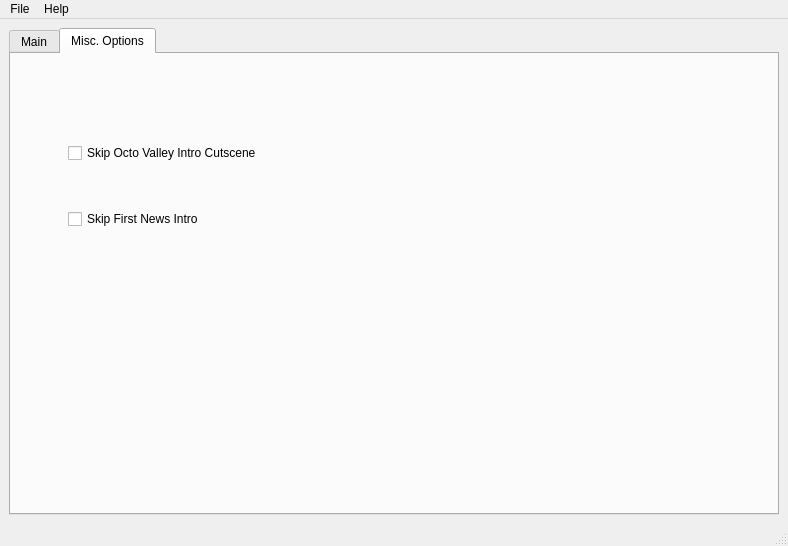
Old version of the form mainUI.ui in the repository techmuse8/Octo-Valley-Randomizer.
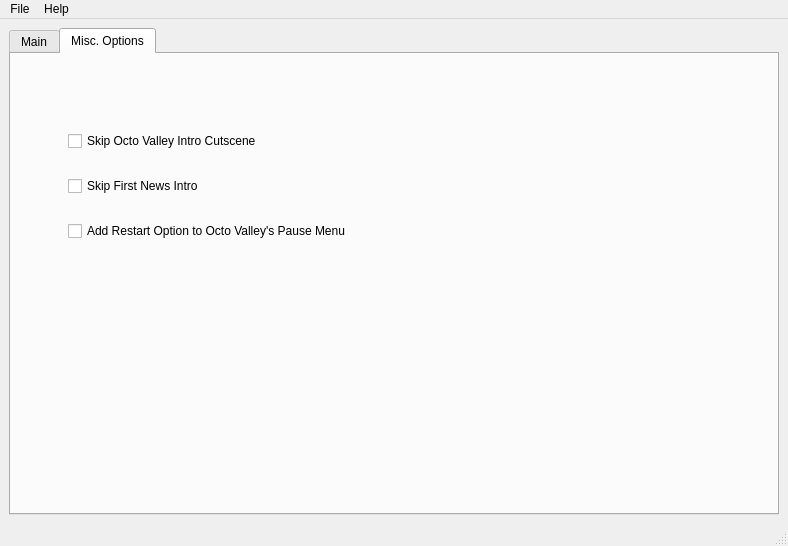
New version of the form. The open tabs and pages were chosen to show the change.

Commit message: Add Octo Valley restart option and misc logging

What changed in the file:
```diff
--- a/mainUI.ui
+++ b/mainUI.ui
@@ -310,6 +310,9 @@
        <layout class="QVBoxLayout" name="verticalLayout_4">
         <item>
          <layout class="QVBoxLayout" name="verticalLayout_3">
+          <property name="spacing">
+           <number>25</number>
+          </property>
           <property name="leftMargin">
            <number>48</number>
           </property>
@@ -320,22 +323,6 @@
             </property>
            </widget>
           </item>
-          <item>
-           <spacer name="verticalSpacer_2">
-            <property name="orientation">
-             <enum>Qt::Vertical</enum>
-            </property>
-            <property name="sizeType">
-             <enum>QSizePolicy::Fixed</enum>
-            </property>
-            <property name="sizeHint" stdset="0">
-             <size>
-              <width>20</width>
-              <height>40</height>
-             </size>
-            </property>
-           </spacer>
-          </item>
           <item>
            <widget class="QCheckBox" name="skipNewsIntroCheckBox">
             <property name="text">
@@ -343,6 +330,13 @@
             </property>
            </widget>
           </item>
+          <item>
+           <widget class="QCheckBox" name="addOVRestartCheckBox">
+            <property name="text">
+             <string>Add Restart Option to Octo Valley's Pause Menu</string>
+            </property>
+           </widget>
+          </item>
           <item>
            <spacer name="verticalSpacer">
             <property name="orientation">
```
The commit also changes 1 other file.
